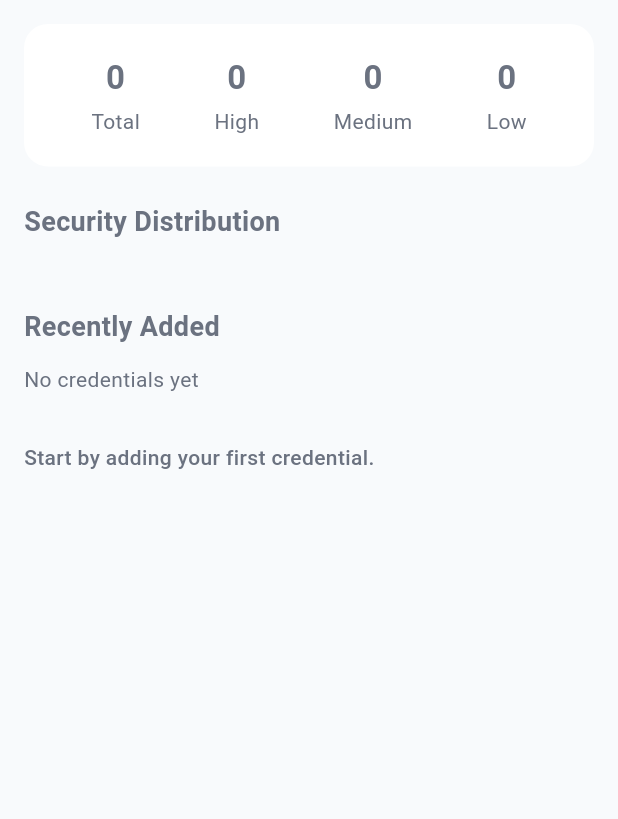
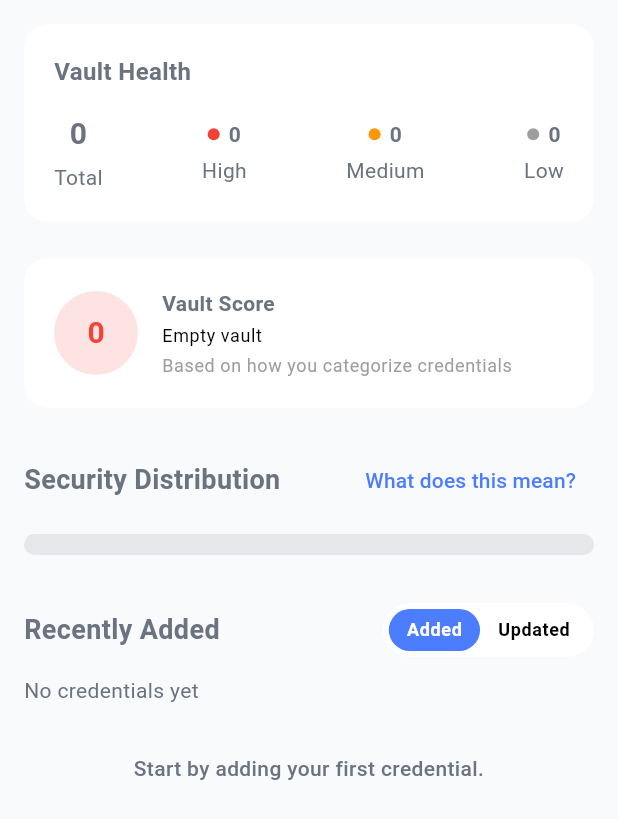
Before and after one commit to shubhamranswal/Passave, a Flutter app: the HomeOverviewPage widget shown alone on an empty page, opened directly, on a phone screen of 412 x 824 dp. Shown: the top 819 px of the screen. Run offline on Flutter 3.47's test engine with Material 3 defaults, Android fonts, the phone set to English and light mode, and no system bars; our stand-ins replace flutter_secure_storage, hive, hive_flutter, local_auth; missing offline and left inert: cryptography; accounts and stored records are empty.

Commit message:
[local] enhanced home overview

```diff
--- /dev/null
+++ b/lib/core/security/vault_score.dart
@@ -0,0 +1,44 @@
+import '../../features/vault/models/credential.dart';
+import '../../features/vault/models/security_level.dart';
+
+class VaultScore {
+  final int score;
+  final String label;
+
+  VaultScore(this.score, this.label);
+}
+
+VaultScore calculateVaultScore(List<Credential> credentials) {
+  if (credentials.isEmpty) {
+    return VaultScore(0, 'Empty vault');
+  }
+
+  int high = 0, medium = 0, low = 0;
+
+  for (final c in credentials) {
+    switch (c.securityLevel) {
+      case SecurityLevel.high:
+        high++;
+        break;
+      case SecurityLevel.medium:
+        medium++;
+        break;
+      case SecurityLevel.low:
+        low++;
+        break;
+    }
+  }
+
+  final raw = high * 3 + medium * 2 + low;
+  final max = credentials.length * 3;
+
+  final score = ((raw / max) * 100).round().clamp(0, 100);
+
+  final label = score >= 80
+      ? 'Well organized'
+      : score >= 50
+          ? 'Needs attention'
+          : 'Poorly organized';
+
+  return VaultScore(score, label);
+}
--- a/lib/features/home/home_overview_page.dart
+++ b/lib/features/home/home_overview_page.dart
@@ -1,7 +1,12 @@
 import 'package:flutter/material.dart';
+import 'package:passave/features/home/widgets/recent_toggle.dart';
+import 'package:passave/features/home/widgets/security_distribution_bar.dart';
+import 'package:passave/features/home/widgets/security_legend_sheet.dart';
+import 'package:passave/features/home/widgets/vault_health_card.dart';
+import 'package:passave/features/home/widgets/vault_score_badge.dart';
 
+import '../../core/security/vault_score.dart';
 import '../vault/models/credential.dart';
-import '../vault/models/security_level.dart';
 import '../vault/repository/vault_provider.dart';
 import '../vault/widgets/vault_item_card.dart';
 
@@ -14,6 +19,7 @@ class HomeOverviewPage extends StatefulWidget {
 
 class _HomeOverviewPageState extends State<HomeOverviewPage> {
   late Future<List<Credential>> _credentialsFuture;
+  RecentSortMode _sortMode = RecentSortMode.created;
 
   @override
   void initState() {
@@ -27,53 +33,86 @@ class _HomeOverviewPageState extends State<HomeOverviewPage> {
       child: FutureBuilder<List<Credential>>(
         future: _credentialsFuture,
         builder: (context, snapshot) {
-          if (!snapshot.hasData) {
+          if (snapshot.connectionState == ConnectionState.waiting) {
             return const Center(child: CircularProgressIndicator());
           }
 
+          if (snapshot.hasError) {
+            return const Center(child: Text('Failed to load vault'));
+          }
+
           final credentials = snapshot.data!;
-          final recent = credentials.toList()
-            ..sort((a, b) => b.createdAt.compareTo(a.createdAt));
-
-          final high = credentials
-              .where((c) => c.securityLevel == SecurityLevel.high)
-              .length;
-          final medium = credentials
-              .where((c) => c.securityLevel == SecurityLevel.medium)
-              .length;
-          final low = credentials
-              .where((c) => c.securityLevel == SecurityLevel.low)
-              .length;
+          final sorted = [...credentials]..sort((a, b) {
+              if (_sortMode == RecentSortMode.created) {
+                return b.createdAt.compareTo(a.createdAt);
+              }
+              return b.updatedAt.compareTo(a.updatedAt);
+            });
+          final recent = sorted.take(5).toList();
+          final score = calculateVaultScore(credentials);
 
           return ListView(
             padding: const EdgeInsets.all(16),
             children: [
-              _VaultHealthCard(
-                total: credentials.length,
-                high: high,
-                medium: medium,
-                low: low,
+              VaultHealthCard(
+                credentials: credentials,
               ),
               const SizedBox(height: 24),
+              VaultScoreBadge(
+                score: score.score,
+                label: score.label,
+              ),
+              const SizedBox(height: 24),
+              Row(
+                mainAxisAlignment: MainAxisAlignment.spaceBetween,
+                children: [
                   const Text(
                     'Security Distribution',
                     style: TextStyle(fontSize: 18, fontWeight: FontWeight.w600),
                   ),
-              const SizedBox(height: 12),
-              _SecurityDistributionBar(
-                high: high,
-                medium: medium,
-                low: low,
+                  TextButton(
+                    onPressed: () {
+                      showModalBottomSheet(
+                        context: context,
+                        shape: const RoundedRectangleBorder(
+                          borderRadius:
+                              BorderRadius.vertical(top: Radius.circular(24)),
                         ),
-              const SizedBox(height: 32),
-              const Text(
-                'Recently Added',
-                style: TextStyle(fontSize: 18, fontWeight: FontWeight.w600),
+                        builder: (_) => const SecurityLegendSheet(),
+                      );
+                    },
+                    child: const Text('What does this mean?'),
+                  ),
+                ],
               ),
               const SizedBox(height: 12),
-              if (recent.isEmpty)
+              SecurityDistributionBar(credentials: credentials),
+              const SizedBox(height: 32),
+              Row(
+                mainAxisAlignment: MainAxisAlignment.spaceBetween,
+                children: [
+                  Text(
+                    _sortMode == RecentSortMode.created
+                        ? 'Recently Added'
+                        : 'Recently Updated',
+                    style: const TextStyle(
+                      fontSize: 18,
+                      fontWeight: FontWeight.w600,
+                    ),
+                  ),
+                  RecentToggle(
+                    mode: _sortMode,
+                    onChanged: (mode) {
+                      setState(() => _sortMode = mode);
+                    },
+                  ),
+                ],
+              ),
+              if (recent.isEmpty) ...[
+                const SizedBox(height: 12),
                 const Text('No credentials yet')
-              else
+              ] else
+                const SizedBox(height: 12),
               ...recent.take(5).map(
                     (c) => Padding(
                       padding: const EdgeInsets.only(bottom: 12),
@@ -83,7 +122,6 @@ class _HomeOverviewPageState extends State<HomeOverviewPage> {
               const SizedBox(height: 32),
               _SecurityHint(
                 total: credentials.length,
-                high: high,
               ),
             ],
           );
@@ -93,134 +131,23 @@ class _HomeOverviewPageState extends State<HomeOverviewPage> {
   }
 }
 
-class _VaultHealthCard extends StatelessWidget {
+class _SecurityHint extends StatelessWidget {
   final int total;
-  final int high;
-  final int medium;
-  final int low;
 
-  const _VaultHealthCard({
+  const _SecurityHint({
     required this.total,
-    required this.high,
-    required this.medium,
-    required this.low,
   });
 
   @override
   Widget build(BuildContext context) {
-    return Container(
-      padding: const EdgeInsets.all(20),
-      decoration: BoxDecoration(
-        color: Theme.of(context).colorScheme.surface,
-        borderRadius: BorderRadius.circular(16),
-      ),
-      child: Row(
-        mainAxisAlignment: MainAxisAlignment.spaceAround,
-        children: [
-          _Stat(label: 'Total', value: total.toString()),
-          _Stat(label: 'High', value: high.toString()),
-          _Stat(label: 'Medium', value: medium.toString()),
-          _Stat(label: 'Low', value: low.toString()),
-        ],
-      ),
+    String resp = 'Tip: Mark sensitive accounts as High security.';
+    if (total == 0) {
+      resp = 'Start by adding your first credential.';
+    }
+    return Text(
+      resp,
+      textAlign: TextAlign.center,
+      style: const TextStyle(fontWeight: FontWeight.w500),
     );
   }
 }
-
-class _SecurityDistributionBar extends StatelessWidget {
-  final int high;
-  final int medium;
-  final int low;
-
-  const _SecurityDistributionBar({
-    required this.high,
-    required this.medium,
-    required this.low,
-  });
-
-  @override
-  Widget build(BuildContext context) {
-    final total = high + medium + low;
-    if (total == 0) return const SizedBox();
-
-    return ClipRRect(
-      borderRadius: BorderRadius.circular(12),
-      child: Row(
-        children: [
-          _bar(high, total, Colors.red),
-          _bar(medium, total, Colors.orange),
-          _bar(low, total, Colors.grey),
-        ],
-      ),
-    );
-  }
-
-  Widget _bar(int value, int total, Color color) {
-    return Expanded(
-      flex: value == 0 ? 1 : value,
-      child: Container(
-        height: 12,
-        color: color,
-      ),
-    );
-  }
-}
-
-class _SecurityHint extends StatelessWidget {
-  final int total;
-  final int high;
-
-  const _SecurityHint({
-    required this.total,
-    required this.high,
-  });
-
-  @override
-  Widget build(BuildContext context) {
-    if (total == 0) {
-      return const Text(
-        'Start by adding your first credential.',
-        style: TextStyle(fontWeight: FontWeight.w500),
-      );
-    }
-
-    if (high == 0) {
-      return const Text(
-        'Tip: Mark sensitive accounts as High security.',
-        style: TextStyle(fontWeight: FontWeight.w500),
-      );
-    }
-
-    return const Text(
-      'Your vault is well organized 🔐',
-      style: TextStyle(fontWeight: FontWeight.w500),
-    );
-  }
-}
-
-class _Stat extends StatelessWidget {
-  final String label;
-  final String value;
-
-  const _Stat({
-    required this.label,
-    required this.value,
-  });
-
-  @override
-  Widget build(BuildContext context) {
-    return Column(
-      children: [
-        Text(
-          value,
-          style: const TextStyle(
-            fontSize: 22,
-            fontWeight: FontWeight.bold,
-          ),
-        ),
-        const SizedBox(height: 4),
-        Text(label),
-      ],
-    );
-  }
-}
--- /dev/null
+++ b/lib/features/home/widgets/recent_toggle.dart
@@ -0,0 +1,70 @@
+import 'package:flutter/material.dart';
+
+enum RecentSortMode { created, updated }
+
+class RecentToggle extends StatelessWidget {
+  final RecentSortMode mode;
+  final ValueChanged<RecentSortMode> onChanged;
+
+  const RecentToggle({
+    super.key,
+    required this.mode,
+    required this.onChanged,
+  });
+
+  @override
+  Widget build(BuildContext context) {
+    return Container(
+      padding: const EdgeInsets.all(4),
+      decoration: BoxDecoration(
+        color: Theme.of(context).colorScheme.surface,
+        borderRadius: BorderRadius.circular(20),
+      ),
+      child: Row(
+        children: [
+          _chip(
+            context,
+            label: 'Added',
+            selected: mode == RecentSortMode.created,
+            onTap: () => onChanged(RecentSortMode.created),
+          ),
+          _chip(
+            context,
+            label: 'Updated',
+            selected: mode == RecentSortMode.updated,
+            onTap: () => onChanged(RecentSortMode.updated),
+          ),
+        ],
+      ),
+    );
+  }
+
+  Widget _chip(
+    BuildContext context, {
+    required String label,
+    required bool selected,
+    required VoidCallback onTap,
+  }) {
+    return GestureDetector(
+      onTap: onTap,
+      child: Container(
+        padding: const EdgeInsets.symmetric(horizontal: 12, vertical: 6),
+        decoration: BoxDecoration(
+          color: selected
+              ? Theme.of(context).colorScheme.primary
+              : Colors.transparent,
+          borderRadius: BorderRadius.circular(16),
+        ),
+        child: Text(
+          label,
+          style: Theme.of(context).textTheme.bodySmall?.copyWith(
+                fontWeight: FontWeight.w600,
+                color: selected
+                    ? Theme.of(context).colorScheme.onPrimary
+                    : Theme.of(context).colorScheme.onSurfaceVariant,
+              ),
+        ),
+      ),
+    );
+  }
+}
--- /dev/null
+++ b/lib/features/home/widgets/security_distribution_bar.dart
@@ -0,0 +1,81 @@
+import 'package:flutter/material.dart';
+
+import '../../vault/models/credential.dart';
+import '../../vault/models/security_level.dart';
+import '../../vault/vault_list_view.dart';
+
+class SecurityDistributionBar extends StatelessWidget {
+  final List<Credential> credentials;
+
+  const SecurityDistributionBar({
+    super.key,
+    required this.credentials,
+  });
+
+  @override
+  Widget build(BuildContext context) {
+    final total = credentials.length;
+    if (total == 0) {
+      return _empty(context);
+    }
+
+    final low =
+        credentials.where((c) => c.securityLevel == SecurityLevel.low).length;
+    final medium = credentials
+        .where((c) => c.securityLevel == SecurityLevel.medium)
+        .length;
+    final high =
+        credentials.where((c) => c.securityLevel == SecurityLevel.high).length;
+
+    return ClipRRect(
+      borderRadius: BorderRadius.circular(12),
+      child: Row(
+        children: [
+          _segment(context, low, total, Colors.green, SecurityLevel.low),
+          _segment(context, medium, total, Colors.orange, SecurityLevel.medium),
+          _segment(context, high, total, Colors.red, SecurityLevel.high),
+        ],
+      ),
+    );
+  }
+
+  Widget _segment(
+    BuildContext context,
+    int count,
+    int total,
+    Color color,
+    SecurityLevel level,
+  ) {
+    final fraction = count / total;
+
+    return Expanded(
+      flex: (fraction * 1000).round(),
+      child: GestureDetector(
+        onTap: () {
+          Navigator.push(
+            context,
+            MaterialPageRoute(
+              builder: (_) => VaultListView(filter: level),
+            ),
+          );
+        },
+        child: AnimatedContainer(
+          duration: const Duration(milliseconds: 400),
+          curve: Curves.easeOutCubic,
+          height: 14,
+          color: color,
+        ),
+      ),
+    );
+  }
+
+  Widget _empty(BuildContext context) {
+    return Container(
+      height: 14,
+      decoration: BoxDecoration(
+        color: Theme.of(context).dividerColor,
+        borderRadius: BorderRadius.circular(12),
+      ),
+    );
+  }
+}
--- /dev/null
+++ b/lib/features/home/widgets/vault_health_card.dart
@@ -0,0 +1,94 @@
+import 'package:flutter/material.dart';
+
+import '../../vault/models/credential.dart';
+import '../../vault/models/security_level.dart';
+
+class VaultHealthCard extends StatelessWidget {
+  final List<Credential> credentials;
+
+  const VaultHealthCard({
+    super.key,
+    required this.credentials,
+  });
+
+  @override
+  Widget build(BuildContext context) {
+    final total = credentials.length;
+    final high =
+        credentials.where((c) => c.securityLevel == SecurityLevel.high).length;
+    final medium = credentials
+        .where((c) => c.securityLevel == SecurityLevel.medium)
+        .length;
+    final low =
+        credentials.where((c) => c.securityLevel == SecurityLevel.low).length;
+
+    return Container(
+      padding: const EdgeInsets.all(20),
+      decoration: BoxDecoration(
+        color: Theme.of(context).colorScheme.surface,
+        borderRadius: BorderRadius.circular(16),
+      ),
+      child: Column(
+        crossAxisAlignment: CrossAxisAlignment.start,
+        children: [
+          const Text(
+            'Vault Health',
+            style: TextStyle(fontSize: 16, fontWeight: FontWeight.w600),
+          ),
+          const SizedBox(height: 16),
+          Row(
+            mainAxisAlignment: MainAxisAlignment.spaceBetween,
+            children: [
+              _stat('Total', total.toString()),
+              _dotStat('High', high, Colors.red),
+              _dotStat('Medium', medium, Colors.orange),
+              _dotStat('Low', low, Colors.grey),
+            ],
+          ),
+        ],
+      ),
+    );
+  }
+
+  Widget _stat(String label, String value) {
+    return Column(
+      children: [
+        Text(
+          value,
+          style: const TextStyle(
+            fontSize: 20,
+            fontWeight: FontWeight.bold,
+          ),
+        ),
+        const SizedBox(height: 4),
+        Text(label),
+      ],
+    );
+  }
+
+  Widget _dotStat(String label, int value, Color color) {
+    return Column(
+      children: [
+        Row(
+          children: [
+            Container(
+              width: 8,
+              height: 8,
+              decoration: BoxDecoration(
+                color: color,
+                shape: BoxShape.circle,
+              ),
+            ),
+            const SizedBox(width: 6),
+            Text(
+              value.toString(),
+              style: const TextStyle(fontWeight: FontWeight.w600),
+            ),
+          ],
+        ),
+        const SizedBox(height: 4),
+        Text(label),
+      ],
+    );
+  }
+}
--- /dev/null
+++ b/lib/features/home/widgets/vault_score_badge.dart
@@ -0,0 +1,75 @@
+import 'package:flutter/material.dart';
+
+class VaultScoreBadge extends StatelessWidget {
+  final int score;
+  final String label;
+
+  const VaultScoreBadge({
+    super.key,
+    required this.score,
+    required this.label,
+  });
+
+  Color get _color {
+    if (score >= 80) return Colors.green;
+    if (score >= 50) return Colors.orange;
+    return Colors.red;
+  }
+
+  @override
+  Widget build(BuildContext context) {
+    return Container(
+      padding: const EdgeInsets.all(20),
+      decoration: BoxDecoration(
+        color: Theme.of(context).colorScheme.surface,
+        borderRadius: BorderRadius.circular(16),
+      ),
+      child: Row(
+        children: [
+          Container(
+            width: 56,
+            height: 56,
+            decoration: BoxDecoration(
+              shape: BoxShape.circle,
+              color: _color.withOpacity(0.15),
+            ),
+            alignment: Alignment.center,
+            child: Text(
+              '$score',
+              style: TextStyle(
+                fontSize: 20,
+                fontWeight: FontWeight.bold,
+                color: _color,
+              ),
+            ),
+          ),
+          const SizedBox(width: 16),
+          Expanded(
+            child: Column(
+              crossAxisAlignment: CrossAxisAlignment.start,
+              children: [
+                const Text(
+                  'Vault Score',
+                  style: TextStyle(fontWeight: FontWeight.w600),
+                ),
+                const SizedBox(height: 4),
+                Text(
+                  label,
+                  style: Theme.of(context).textTheme.bodySmall,
+                ),
+                const SizedBox(height: 4),
+                Text(
+                  'Based on how you categorize credentials',
+                  style: Theme.of(context)
+                      .textTheme
+                      .bodySmall
+                      ?.copyWith(color: Colors.grey),
+                ),
+              ],
+            ),
+          ),
+        ],
+      ),
+    );
+  }
+}
--- a/lib/features/notifications/notifications_page.dart
+++ b/lib/features/notifications/notifications_page.dart
@@ -8,7 +8,6 @@ class NotificationsPage extends StatelessWidget {
 
   @override
   Widget build(BuildContext context) {
-    // TEMP: static data (later replace with real source)
     final today = [
       const _NotificationItemData(
         icon: Icons.warning_amber_rounded,
--- a/lib/features/security/security_page.dart
+++ b/lib/features/security/security_page.dart
@@ -27,7 +27,6 @@ class SecurityPage extends StatelessWidget {
       appBar: AppBar(title: const Text('Security')),
       body: ListView(
         children: [
-          // ===== STATUS =====
           _section(context, 'Status'),
           SecurityStatusTile(
             icon: Icons.lock_outline,
--- a/lib/features/shell/main_shell.dart
+++ b/lib/features/shell/main_shell.dart
@@ -22,7 +22,7 @@ class MainShell extends StatefulWidget {
 }
 
 class _MainShellState extends State<MainShell> {
-  HomeTab _currentTab = HomeTab.vault;
+  HomeTab _currentTab = HomeTab.overview;
 
   @override
   Widget build(BuildContext context) {
--- a/lib/features/vault/edit_credential_page.dart
+++ b/lib/features/vault/edit_credential_page.dart
@@ -157,7 +157,6 @@ class _EditCredentialPageState extends State<EditCredentialPage> {
                         if (!mounted) return;
                         Navigator.pop(context);
                         Navigator.pop(context);
-                        Navigator.pop(context);
                       },
                       text: 'Delete',
                     ),
--- a/lib/features/vault/vault_empty_view.dart
+++ b/lib/features/vault/vault_empty_view.dart
@@ -55,11 +55,12 @@ class VaultEmptyView extends StatelessWidget {
                     ),
                   ),
                   onPressed: onAdd,
-                  icon: const Icon(Icons.add),
+                  icon: const Icon(Icons.add, color: PassaveTheme.surfaceLight),
                   label: const Text(
-                    'Add Password',
+                    'Get started',
                     style: TextStyle(
                       fontSize: 16,
+                      color: PassaveTheme.surfaceLight,
                       fontWeight: FontWeight.w600,
                     ),
                   ),
```
Also changed, not shown: lib/features/home/widgets/security_legend_sheet.dart (added, +107 -0 lines), lib/features/vault/vault_list_view.dart (+8 -4 lines). Lines whose indentation alone changed are shown as unchanged.
